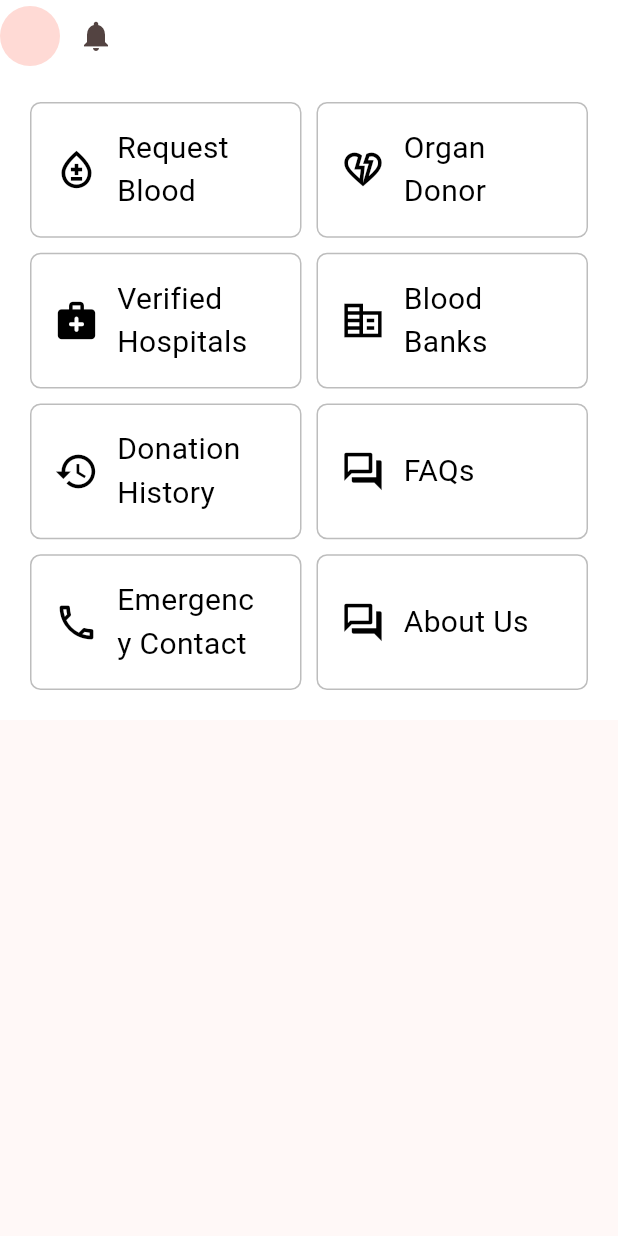
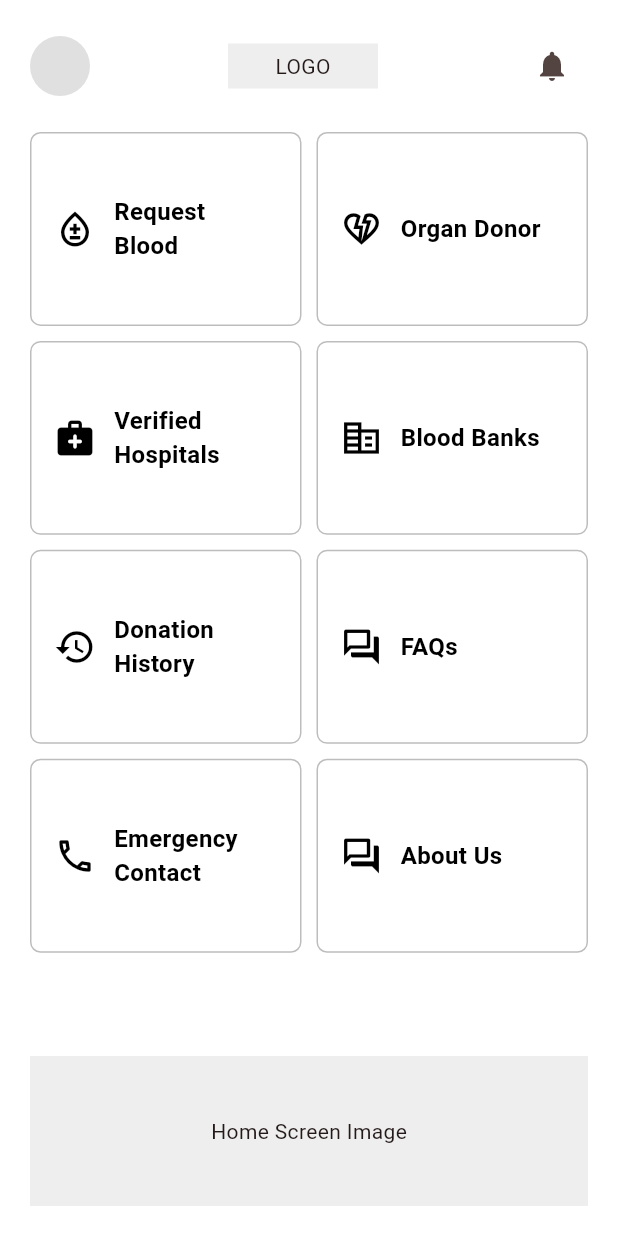
Before and after one commit to Abdul-Hadi-Jalil/EsperFlow, a Flutter app: the HomeScreen screen opened directly, on a phone screen of 412 x 824 dp. Run offline on Flutter 3.47's test engine with Material 3 defaults, Android fonts, the phone set to English and light mode, and no system bars.

Commit message:
updated the code of home screen to use grid view builder

```diff
--- a/lib/main.dart
+++ b/lib/main.dart
@@ -20,7 +20,7 @@ class MyApp extends StatelessWidget {
     return MaterialApp(
       title: 'Flutter Demo',
       theme: ThemeData(colorScheme: .fromSeed(seedColor: Colors.red)),
-      home: AdditionalInformationScreen(),
+      home: HomeScreen(),
     );
   }
 }
--- a/lib/screens/home_screen.dart
+++ b/lib/screens/home_screen.dart
@@ -9,76 +9,84 @@ class HomeScreen extends StatefulWidget {
 }
 
 class _HomeScreenState extends State<HomeScreen> {
+  // List of menu items
+  final List<Map<String, dynamic>> menuItems = [
+    {'iconData': Icons.bloodtype_outlined, 'text': "Request Blood"},
+    {'iconData': Icons.heart_broken_outlined, 'text': "Organ Donor"},
+    {'iconData': Icons.medical_services_rounded, 'text': "Verified Hospitals"},
+    {'iconData': Icons.corporate_fare_outlined, 'text': "Blood Banks"},
+    {'iconData': Icons.history, 'text': "Donation History"},
+    {'iconData': Icons.question_answer_outlined, 'text': "FAQs"},
+    {'iconData': Icons.phone_outlined, 'text': "Emergency Contact"},
+    {'iconData': Icons.question_answer_outlined, 'text': "About Us"},
+  ];
+
   @override
   Widget build(BuildContext context) {
-    return SingleChildScrollView(
-      child: Container(
+    return Scaffold(
+      body: Container(
         color: Colors.white,
+        child: Padding(
+          padding: const EdgeInsets.all(20),
           child: Column(
             children: [
               Row(
+                mainAxisAlignment: MainAxisAlignment.spaceBetween,
                 children: [
                   // circle avatar
-                CircleAvatar(),
+                  CircleAvatar(
+                    radius: 20,
+                    backgroundColor: Colors.grey.shade300,
+                    // TODO: Add user profile image
+                  ),
 
                   // logo
                   // TODO: put the logo , or image of esperflow
+                  Container(
+                    width: 100,
+                    height: 30,
+                    color: Colors.grey.shade200,
+                    child: Center(child: Text('LOGO')), // Placeholder
+                  ),
 
                   // notification bell icon
                   IconButton(onPressed: () {}, icon: Icon(Icons.notifications)),
                 ],
               ),
 
+              SizedBox(height: 20), // Added spacing
               // grid view of menu items for user
-            Padding(
-              padding: EdgeInsetsGeometry.all(20),
-              child: GridView.count(
+              Expanded(
+                child: GridView.builder(
+                  gridDelegate: const SliverGridDelegateWithFixedCrossAxisCount(
+                    crossAxisCount: 2,
                     mainAxisSpacing: 10,
                     crossAxisSpacing: 10,
-                childAspectRatio: 2,
-                crossAxisCount: 2,
+                    childAspectRatio: 1.4, // Adjusted for better proportions
+                  ),
+                  itemCount: menuItems.length,
                   shrinkWrap: true,
-                physics: NeverScrollableScrollPhysics(),
-                children: [
-                  MenuItemCard(
-                    iconData: Icons.bloodtype_outlined,
-                    text: "Request Blood",
-                  ),
-                  MenuItemCard(
-                    iconData: Icons.heart_broken_outlined,
-                    text: "Organ Donor",
-                  ),
-                  MenuItemCard(
-                    iconData: Icons.medical_services_rounded,
-                    text: "Verified Hospitals",
-                  ),
-                  MenuItemCard(
-                    iconData: Icons.corporate_fare_outlined,
-                    text: "Blood Banks",
-                  ),
-                  MenuItemCard(
-                    iconData: Icons.history,
-                    text: "Donation History",
-                  ),
-                  MenuItemCard(
-                    iconData: Icons.question_answer_outlined,
-                    text: "FAQs",
-                  ),
-                  MenuItemCard(
-                    iconData: Icons.phone_outlined,
-                    text: "Emergency Contact",
-                  ),
-                  MenuItemCard(
-                    iconData: Icons.question_answer_outlined,
-                    text: "About Us",
-                  ),
-                ],
+                  physics: const NeverScrollableScrollPhysics(),
+                  itemBuilder: (BuildContext context, int index) {
+                    return MenuItemCard(
+                      iconData: menuItems[index]['iconData'] as IconData,
+                      text: menuItems[index]['text'] as String,
+                    );
+                  },
                 ),
               ),
 
               // bottom image of home screen
               // TODO: an image of home screen
+              Container(
+                margin: EdgeInsets.only(top: 20),
+                width: double.infinity,
+                height: 100,
+                color: Colors.grey.shade200,
+                child: Center(child: Text('Home Screen Image')), // Placeholder
+              ),
             ],
+          ),
         ),
       ),
     );
--- a/lib/widgets/menu_item_card.dart
+++ b/lib/widgets/menu_item_card.dart
@@ -18,12 +18,16 @@ class MenuItemCard extends StatelessWidget {
       ),
       child: Row(
         children: [
-          Icon(iconData, size: 30, color: Colors.black),
+          Icon(iconData, size: 28, color: Colors.black),
           SizedBox(width: 12),
           Expanded(
             child: Text(
               text,
-              style: TextStyle(fontSize: 20, color: Colors.black),
+              style: TextStyle(
+                fontSize: 16,
+                color: Colors.black,
+                fontWeight: FontWeight.bold,
+              ),
             ),
           ),
         ],
```
Lines whose indentation alone changed are shown as unchanged.
